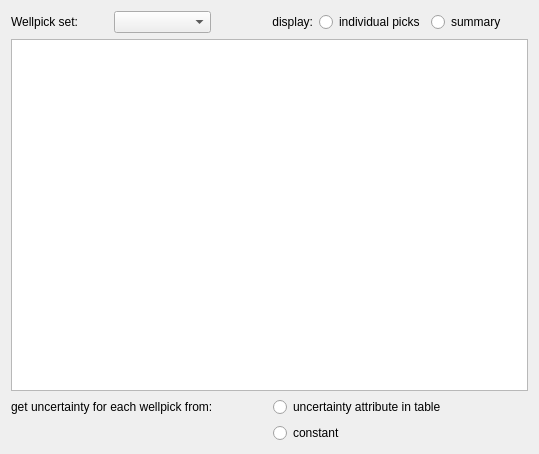
The window that examples/wellpickstab.ui (ordovician/QtUIParser.jl) describes before a commit, drawn with Qt 5.
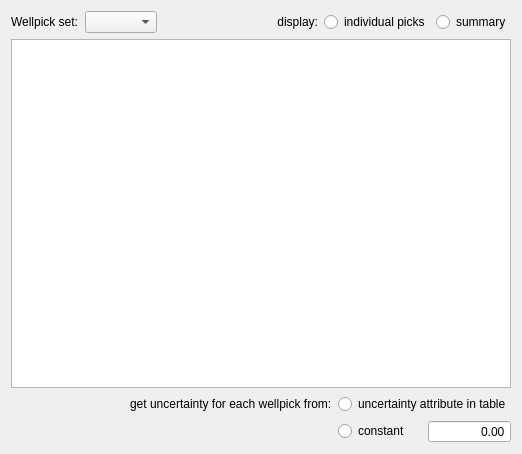
The same window after the commit.

What changed in the file:
```diff
--- a/examples/wellpickstab.ui
+++ b/examples/wellpickstab.ui
@@ -6,7 +6,7 @@
       <rect>
         <x>0</x>
         <y>0</y>
-        <width>539</width>
+        <width>522</width>
         <height>454</height>
       </rect>
     </property>
@@ -21,7 +21,20 @@
             </widget>
           </item>
           <item>
-            <widget class="QComboBox" name="wellpickset_combo_"></widget>
+            <widget class="QComboBox" name="wellpick_set_combo_"></widget>
+          </item>
+          <item>
+            <spacer name="pick_selection_spacer_">
+              <property name="orientation">
+                <enum>Qt::Horizontal</enum>
+              </property>
+              <property name="sizeHint" stdset="0">
+                <size>
+                  <width>40</width>
+                  <height>20</height>
+                </size>
+              </property>
+            </spacer>
           </item>
           <item>
             <widget class="QLabel" name="pick_display_label_">
@@ -54,27 +67,50 @@
       </item>
       <item>
         <layout class="QGridLayout" name="wellpick_uncertainty_layout_">
-          <item row="0" column="0">
+          <item row="0" column="2" colspan="2">
+            <widget class="QRadioButton" name="uncert_attr_table_radio_">
+              <property name="text">
+                <string>uncertainty attribute in table</string>
+              </property>
+            </widget>
+          </item>
+          <item row="0" column="1">
             <widget class="QLabel" name="uncertainty_from_label_">
               <property name="text">
                 <string>get uncertainty for each wellpick from:</string>
               </property>
             </widget>
           </item>
-          <item row="0" column="1">
-            <widget class="QRadioButton" name="uncert_attr_table_radio">
-              <property name="text">
-                <string>uncertainty attribute in table</string>
-              </property>
-            </widget>
-          </item>
-          <item row="1" column="1">
-            <widget class="QRadioButton" name="uncert_const_radio">
+          <item row="1" column="2">
+            <widget class="QRadioButton" name="uncert_const_radio_">
               <property name="text">
                 <string>constant</string>
               </property>
             </widget>
           </item>
+          <item row="1" column="3">
+            <widget class="QDoubleSpinBox" name="uncert_const_spinner_">
+              <property name="alignment">
+                <set>Qt::AlignRight|Qt::AlignTrailing|Qt::AlignVCenter</set>
+              </property>
+              <property name="buttonSymbols">
+                <enum>QAbstractSpinBox::NoButtons</enum>
+              </property>
+            </widget>
+          </item>
+          <item row="0" column="0">
+            <spacer name="wellpick_uncert_spacer_">
+              <property name="orientation">
+                <enum>Qt::Horizontal</enum>
+              </property>
+              <property name="sizeHint" stdset="0">
+                <size>
+                  <width>40</width>
+                  <height>20</height>
+                </size>
+              </property>
+            </spacer>
+          </item>
         </layout>
       </item>
     </layout>
```
